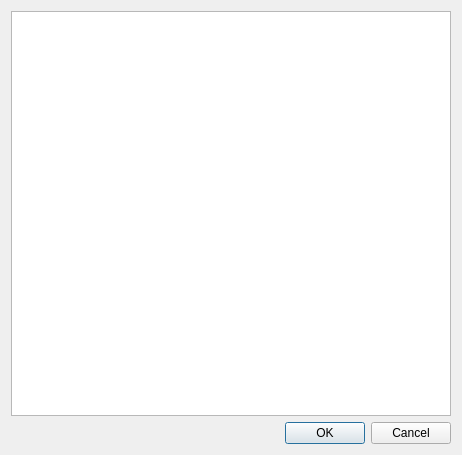
Above: file_plugins/gerber/compdialog.ui from XRay3D/GERBER_X3 before the change. Below: the same form after it.
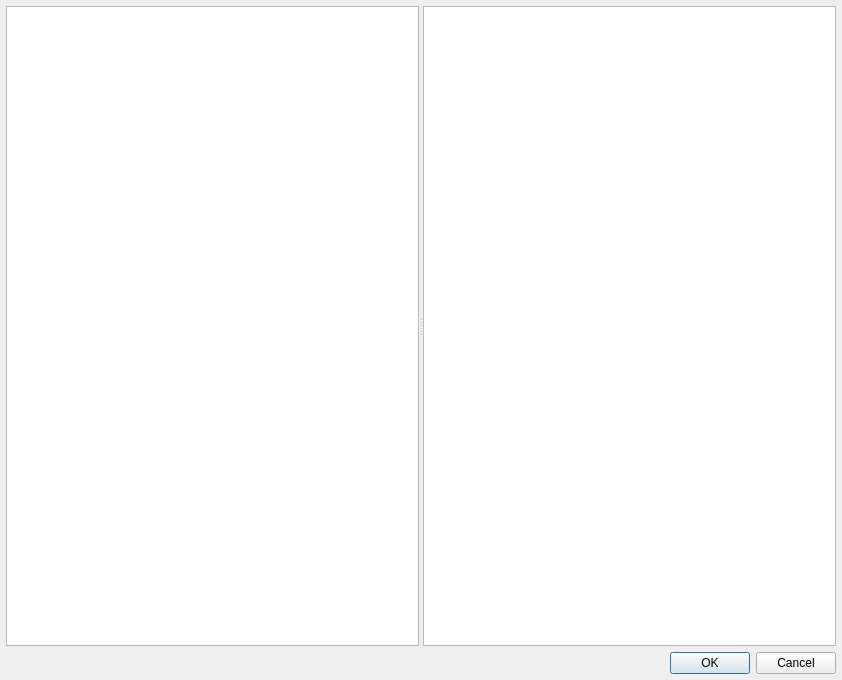
That is the form after the change. Custom widgets are drawn as their Qt base class.

Diff of the .ui file:
```diff
--- a/file_plugins/gerber/compdialog.ui
+++ b/file_plugins/gerber/compdialog.ui
@@ -6,16 +6,34 @@
    <rect>
     <x>0</x>
     <y>0</y>
-    <width>462</width>
-    <height>455</height>
+    <width>842</width>
+    <height>680</height>
    </rect>
   </property>
   <property name="windowTitle">
    <string>Dialog</string>
   </property>
   <layout class="QVBoxLayout" name="verticalLayout">
+   <property name="leftMargin">
+    <number>6</number>
+   </property>
+   <property name="topMargin">
+    <number>6</number>
+   </property>
+   <property name="rightMargin">
+    <number>6</number>
+   </property>
+   <property name="bottomMargin">
+    <number>6</number>
+   </property>
    <item>
-    <widget class="ComponentsView" name="componentsView"/>
+    <widget class="QSplitter" name="splitter">
+     <property name="orientation">
+      <enum>Qt::Horizontal</enum>
+     </property>
+     <widget class="ComponentsView" name="componentsView"/>
+     <widget class="QGraphicsView" name="graphicsView"/>
+    </widget>
    </item>
    <item>
     <widget class="QDialogButtonBox" name="buttonBox">
```
